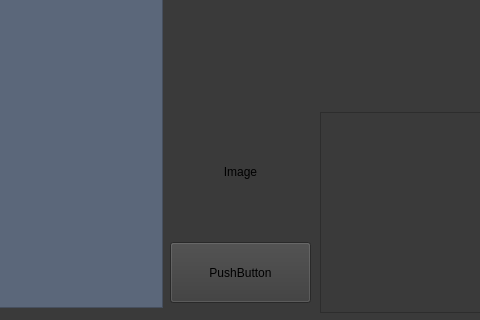
Old version of the form mainwindow.ui in the repository Hades2001/keyBoard; both pictures show x 90 to 570 and y 368 to 688 of the 818 by 688 pixel window.
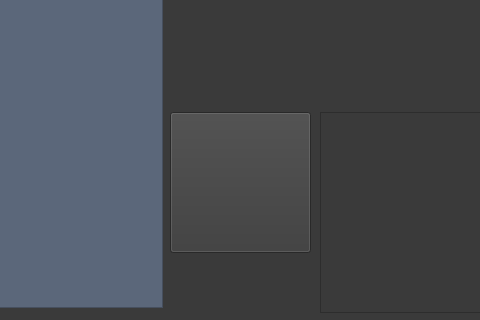
New version of the form. Icons and pictures are not drawn. Custom widgets are drawn as their Qt base class.

Commit message: add image map code

What changed in the file:
```diff
--- a/mainwindow.ui
+++ b/mainwindow.ui
@@ -133,33 +133,17 @@
      </rect>
     </property>
    </widget>
-   <widget class="QLabel" name="Lab_Image">
-    <property name="geometry">
-     <rect>
-      <x>270</x>
-      <y>480</y>
-      <width>121</width>
-      <height>120</height>
-     </rect>
-    </property>
-    <property name="text">
-     <string>Image</string>
-    </property>
-    <property name="alignment">
-     <set>Qt::AlignCenter</set>
-    </property>
-   </widget>
-   <widget class="QPushButton" name="pushButton">
+   <widget class="QPushButton" name="bn_image">
     <property name="geometry">
      <rect>
       <x>260</x>
-      <y>610</y>
+      <y>480</y>
       <width>141</width>
-      <height>61</height>
+      <height>141</height>
      </rect>
     </property>
     <property name="text">
-     <string>PushButton</string>
+     <string/>
     </property>
    </widget>
    <widget class="QComboBox" name="Cb_Config">
```
The commit also changes 23 other files.
